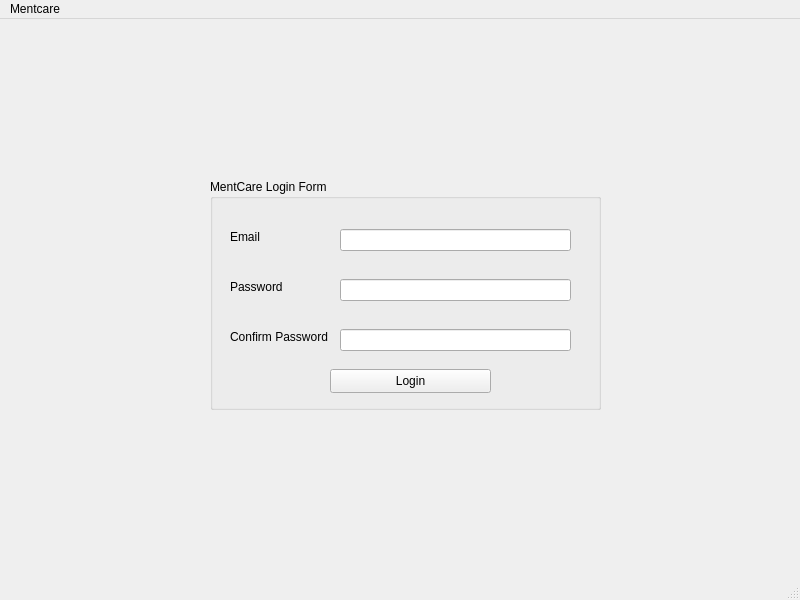
The window that mentcare/mainwindow.ui (omansour-se-nyu/Spring2023-Team-1) describes before a commit, drawn with Qt 5.
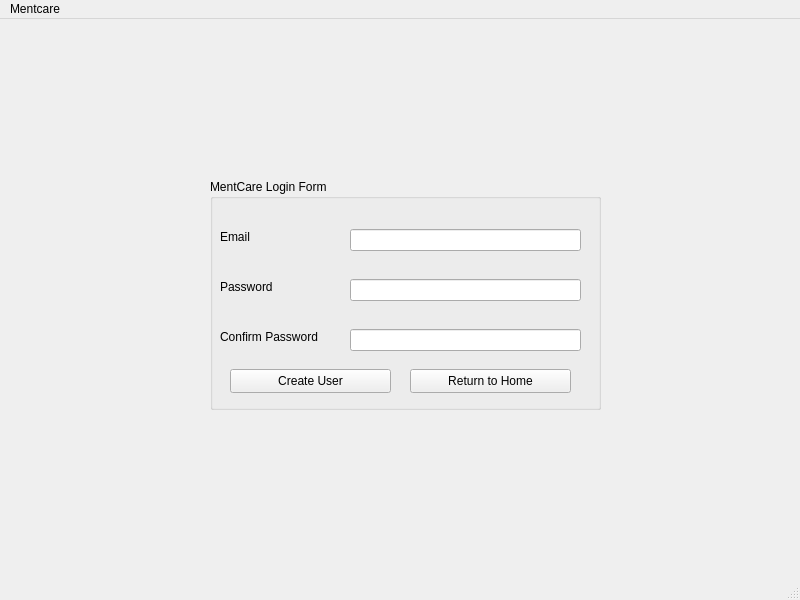
The same window after the commit. The open tabs and pages were chosen to show the change.

Commit message: removed broken testing, added user registration

```diff
--- a/mentcare/mainwindow.ui
+++ b/mentcare/mainwindow.ui
@@ -364,7 +364,7 @@
       <widget class="QLabel" name="RegisterPage_Email_label">
        <property name="geometry">
         <rect>
-         <x>20</x>
+         <x>10</x>
          <y>50</y>
          <width>101</width>
          <height>16</height>
@@ -377,7 +377,7 @@
       <widget class="QLineEdit" name="RegisterPage_LineEdit_Login_Email">
        <property name="geometry">
         <rect>
-         <x>130</x>
+         <x>140</x>
          <y>50</y>
          <width>231</width>
          <height>22</height>
@@ -387,7 +387,7 @@
       <widget class="QLabel" name="RegisterPage_Password_Label">
        <property name="geometry">
         <rect>
-         <x>20</x>
+         <x>10</x>
          <y>100</y>
          <width>101</width>
          <height>16</height>
@@ -400,7 +400,7 @@
       <widget class="QLineEdit" name="RegsiterPage_LineEdit_Login_Password">
        <property name="geometry">
         <rect>
-         <x>130</x>
+         <x>140</x>
          <y>100</y>
          <width>231</width>
          <height>22</height>
@@ -413,20 +413,20 @@
       <widget class="QPushButton" name="RegisterPage_LoginButton">
        <property name="geometry">
         <rect>
-         <x>120</x>
+         <x>20</x>
          <y>190</y>
          <width>161</width>
          <height>24</height>
         </rect>
        </property>
        <property name="text">
-        <string>Login</string>
+        <string>Create User</string>
        </property>
       </widget>
       <widget class="QLineEdit" name="RegsiterPage_LineEdit_Login_Password_2">
        <property name="geometry">
         <rect>
-         <x>130</x>
+         <x>140</x>
          <y>150</y>
          <width>231</width>
          <height>22</height>
@@ -439,9 +439,9 @@
       <widget class="QLabel" name="RegisterPage_Password_Label_2">
        <property name="geometry">
         <rect>
-         <x>20</x>
+         <x>10</x>
          <y>150</y>
-         <width>101</width>
+         <width>121</width>
          <height>16</height>
         </rect>
        </property>
@@ -449,6 +449,19 @@
         <string>Confirm Password</string>
        </property>
       </widget>
+      <widget class="QPushButton" name="RegisterPage_LoginButton_2">
+       <property name="geometry">
+        <rect>
+         <x>200</x>
+         <y>190</y>
+         <width>161</width>
+         <height>24</height>
+        </rect>
+       </property>
+       <property name="text">
+        <string>Return to Home</string>
+       </property>
+      </widget>
      </widget>
     </widget>
     <widget class="QWidget" name="HomePage">
```
Left out of the diff: 8 changed lines with no effect on the pictures. The commit also changes 6 other files.
